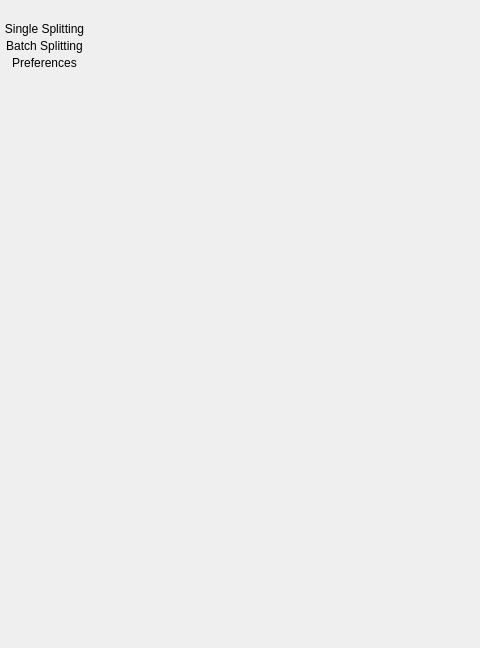
Qt form src/ui/mainwindow.ui (zxunge/FreePictureSplitter) before a commit; both pictures show x 0 to 480 and y 0 to 648 of the 1105 by 648 pixel window.
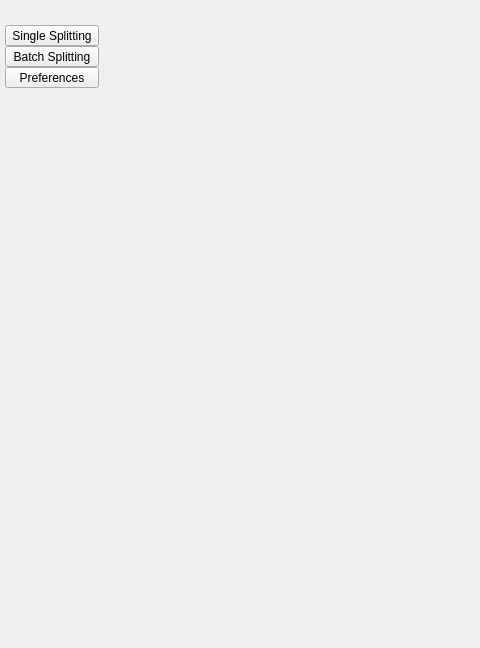
The same form after that commit. Icons and pictures are not drawn. Custom widgets are drawn as their Qt base class.

Diff of the .ui file:
```diff
--- a/src/ui/mainwindow.ui
+++ b/src/ui/mainwindow.ui
@@ -45,25 +45,23 @@
        </sizepolicy>
       </property>
       <property name="styleSheet">
-       <string notr="true">QToolButton {
-border: none;
-}</string>
+       <string notr="true"/>
       </property>
       <layout class="QVBoxLayout" name="verticalLayout_2">
        <property name="spacing">
         <number>0</number>
        </property>
        <property name="leftMargin">
-        <number>0</number>
+        <number>5</number>
        </property>
        <property name="topMargin">
-        <number>0</number>
+        <number>5</number>
        </property>
        <property name="rightMargin">
-        <number>0</number>
+        <number>5</number>
        </property>
        <property name="bottomMargin">
-        <number>9</number>
+        <number>5</number>
        </property>
        <item>
         <spacer name="verticalSpacer">
```
Left out of the diff: 3 changed lines with no effect on the pictures.
